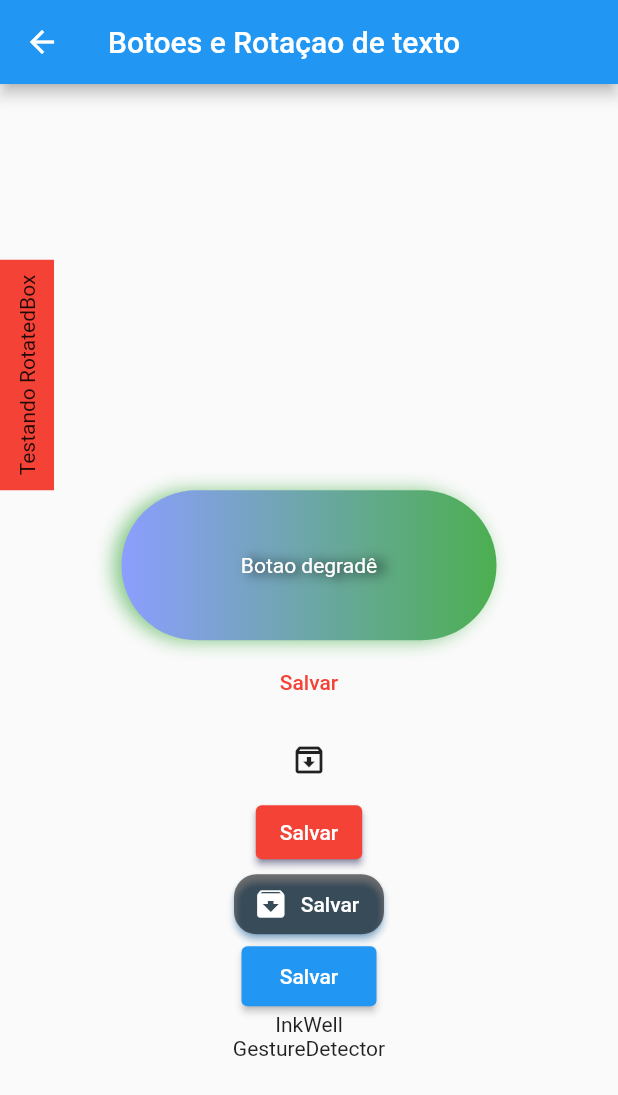
After one commit to manuelzzz/flutter-first-project, a Flutter app: the BotoesRotacaoTextoPage screen opened by its route, on a phone screen of 412 x 824 dp. The commit adds this screen. Shown: the top 1095 px of the screen. Run offline on Flutter 3.47's test engine with Material 2 defaults, Android fonts, the phone set to English and light mode, and no system bars; our stand-ins replace device_preview.

Commit message:
scrolls, buttons and text update

```diff
--- a/lib/main.dart
+++ b/lib/main.dart
@@ -1,10 +1,13 @@
 import 'package:device_preview/device_preview.dart';
 import 'package:flutter/material.dart';
+import 'package:flutter_first_project/pages/botoes_rotacao_texto/botoes_rotacao_texto_page.dart';
 import 'package:flutter_first_project/pages/container/container_page.dart';
 import 'package:flutter_first_project/pages/home/home_page.dart';
 import 'package:flutter_first_project/pages/layout_builder/layout_builder_page.dart';
 import 'package:flutter_first_project/pages/rows_columns/rows_columns_page.dart';
 import 'package:flutter_first_project/pages/media_query/media_query_page.dart';
+import 'package:flutter_first_project/pages/scrolls/listview_page.dart';
+import 'package:flutter_first_project/pages/scrolls/singlechildscrollview_page.dart';
 
 void main() {
   runApp(
@@ -35,6 +38,9 @@ class MyApp extends StatelessWidget {
         '/rows_columns': (_) => RowsColumnsPage(),
         '/media_query': (_) => MediaQueryPage(),
         '/layout_builder': (_) => LayoutBuilderPage(),
+        '/botoes_rotacao_texto': (_) => BotoesRotacaoTextoPage(),
+        '/scrolls/single_child_scroll_view': (_) => SinglechildscrolviewPage(),
+        '/scrolls/list_view': (_) => ListviewPage(),
       },
     );
   }
--- /dev/null
+++ b/lib/pages/botoes_rotacao_texto/botoes_rotacao_texto_page.dart
@@ -0,0 +1,153 @@
+import 'package:flutter/material.dart';
+
+class BotoesRotacaoTextoPage extends StatelessWidget {
+  const BotoesRotacaoTextoPage({Key? key}) : super(key: key);
+
+  @override
+  Widget build(BuildContext context) {
+    return Scaffold(
+      appBar: AppBar(
+        title: const Text('Botoes e Rotaçao de texto'),
+      ),
+      body: Center(
+        child: Column(
+          mainAxisAlignment: MainAxisAlignment.center,
+          children: [
+            Row(
+              children: [
+                RotatedBox(
+                  quarterTurns: -1,
+                  child: Container(
+                    padding: EdgeInsets.all(10),
+                    color: Colors.red,
+                    child: Text('Testando RotatedBox'),
+                  ),
+                ),
+              ],
+            ),
+            Container(
+                height: 100,
+                width: 250,
+                decoration: BoxDecoration(
+                  gradient: LinearGradient(
+                    colors: [
+                      Colors.indigoAccent.shade100,
+                      Colors.green.shade500
+                    ],
+                  ),
+                  borderRadius: BorderRadius.circular(60),
+                  boxShadow: [
+                    BoxShadow(
+                        blurRadius: 10,
+                        color: Colors.green.shade300,
+                        offset: Offset(-5, 0.5))
+                  ],
+                ),
+                child: InkWell(
+                  borderRadius: BorderRadius.circular(60),
+                  onTap: () {
+                    // print('Clicou no botão que é container');
+                  },
+                  child: Center(
+                    child: Text(
+                      'Botao degradê',
+                      style: TextStyle(
+                        color: Colors.white,
+                        shadows: [
+                          BoxShadow(
+                            blurRadius: 10,
+                            color: Colors.black,
+                            offset: Offset(5, 1),
+                          ),
+                        ],
+                      ),
+                    ),
+                  ),
+                )),
+            TextButton(
+              onPressed: () {},
+              style: TextButton.styleFrom(
+                padding: EdgeInsets.all(20),
+                shape: RoundedRectangleBorder(
+                  borderRadius: BorderRadius.all(
+                    Radius.circular(10),
+                  ),
+                ),
+                foregroundColor: Colors.red,
+                minimumSize: Size(20, 20),
+              ),
+              child: Text('Salvar'),
+            ),
+            IconButton(
+              onPressed: () {},
+              icon: Icon(Icons.archive_outlined),
+            ),
+            ElevatedButton(
+              onPressed: () {},
+              style: ButtonStyle(
+                backgroundColor: MaterialStateProperty.all(
+                  Colors.red,
+                ),
+                shadowColor: MaterialStateProperty.all(
+                  Colors.indigo[900],
+                ),
+              ),
+              child: Text('Salvar'),
+            ),
+            // SizedBox(height: 10),
+            // espaçamento com sizedBox
+            // dá para usar o Container(), porém,
+            // o Container é muito mais complexo
+            ElevatedButton.icon(
+              onPressed: () {},
+              icon: Icon(Icons.archive),
+              style: ElevatedButton.styleFrom(
+                shadowColor: Colors.blue,
+                backgroundColor: Colors.black54,
+                minimumSize: Size(100, 40),
+                shape: RoundedRectangleBorder(
+                  borderRadius: BorderRadius.all(Radius.circular(15)),
+                ),
+              ),
+              label: Text('Salvar'),
+            ),
+            ElevatedButton(
+              onPressed: () {},
+              style: ButtonStyle(
+                minimumSize: MaterialStateProperty.resolveWith((states) {
+                  if (states.contains(MaterialState.pressed)) {
+                    return Size(110, 50);
+                  } else if (states.contains(MaterialState.hovered)) {
+                    return Size(100, 45);
+                  }
+                  return Size(90, 40);
+                }),
+                backgroundColor: MaterialStateProperty.resolveWith((states) {
+                  if (states.contains(MaterialState.pressed)) {
+                    return Colors.blue[900];
+                    // quando pressionado, o azul fica mais escuro
+                  } else if (states.contains(MaterialState.hovered)) {
+                    return Colors.amber;
+                  }
+                  return Colors.blue;
+                }),
+              ),
+              child: Text('Salvar'),
+            ),
+            InkWell(
+              onTap: () {},
+              child: Text('InkWell'),
+            ),
+            GestureDetector(
+              // onTap: () => print('GestureDetector clicado'),
+              // onVerticalDragStart: (_) => print('Gesture movimentado: $_'),
+              // drag and drop
+              // onVerticalDragEnd: (_) => print('Gesture finalizado $_'),
+              child: Text('GestureDetector'),
+            ),
+          ],
+        ),
+      ),
+    );
+  }
+}
```
Also changed, not shown: lib/pages/home/home_page.dart (+26 -2 lines), lib/pages/scrolls/listview_page.dart (added, +37 -0 lines), lib/pages/scrolls/singlechildscrollview_page.dart (added, +45 -0 lines), 1 other file.
